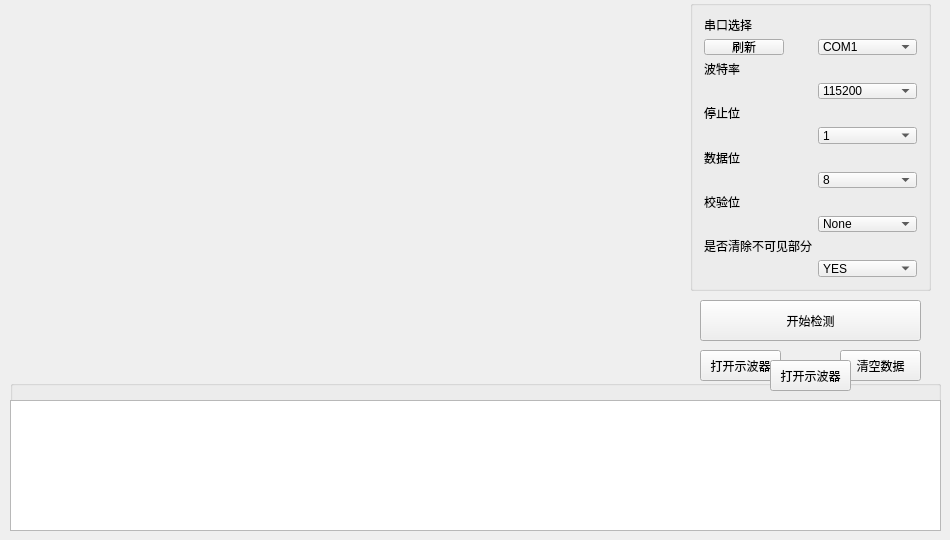
SJKJ0208/-stm32-QT-, file widget.ui: the form before one commit.
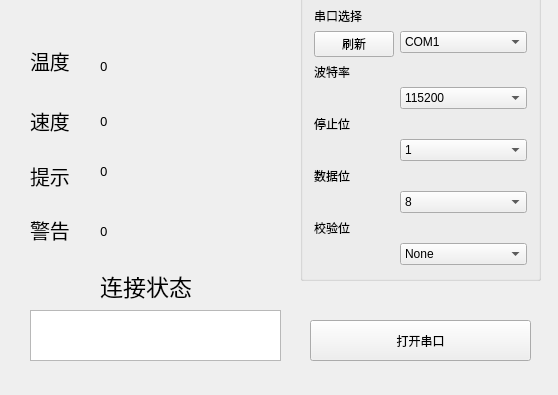
The form after the commit. Icons and pictures are not drawn. Custom widgets are drawn as their Qt base class.

Commit message: 可以使用的模拟上位机

What changed in the file:
```diff
--- a/widget.ui
+++ b/widget.ui
@@ -6,20 +6,20 @@
    <rect>
     <x>0</x>
     <y>0</y>
-    <width>950</width>
-    <height>540</height>
+    <width>558</width>
+    <height>395</height>
    </rect>
   </property>
   <property name="minimumSize">
    <size>
-    <width>950</width>
-    <height>540</height>
+    <width>558</width>
+    <height>395</height>
    </size>
   </property>
   <property name="maximumSize">
    <size>
-    <width>950</width>
-    <height>540</height>
+    <width>558</width>
+    <height>395</height>
    </size>
   </property>
   <property name="windowTitle">
@@ -33,8 +33,8 @@
   <widget class="QGroupBox" name="box_set">
    <property name="geometry">
     <rect>
-     <x>690</x>
-     <y>0</y>
+     <x>300</x>
+     <y>-10</y>
      <width>241</width>
      <height>291</height>
     </rect>
@@ -208,132 +208,203 @@
       </item>
      </widget>
     </item>
-    <item row="15" column="0">
-     <widget class="QLabel" name="label_jiao_2">
-      <property name="text">
-       <string>是否清除不可见部分</string>
-      </property>
-     </widget>
-    </item>
-    <item row="16" column="1">
-     <widget class="QComboBox" name="com_ispop">
-      <property name="currentIndex">
-       <number>0</number>
-      </property>
-      <item>
-       <property name="text">
-        <string>YES</string>
-       </property>
-      </item>
-      <item>
-       <property name="text">
-        <string>NO</string>
-       </property>
-      </item>
-      <item>
-       <property name="text">
-        <string/>
-       </property>
-      </item>
-     </widget>
-    </item>
    </layout>
   </widget>
-  <widget class="QGroupBox" name="box_send">
-   <property name="geometry">
-    <rect>
-     <x>10</x>
-     <y>380</y>
-     <width>931</width>
-     <height>151</height>
-    </rect>
-   </property>
-   <property name="title">
-    <string/>
-   </property>
-   <widget class="QListWidget" name="listWidget">
-    <property name="geometry">
-     <rect>
-      <x>0</x>
-      <y>20</y>
-      <width>931</width>
-      <height>131</height>
-     </rect>
-    </property>
-   </widget>
-  </widget>
   <widget class="QPushButton" name="btn_start_end">
    <property name="geometry">
     <rect>
-     <x>700</x>
-     <y>300</y>
+     <x>310</x>
+     <y>320</y>
      <width>221</width>
      <height>41</height>
     </rect>
    </property>
    <property name="text">
-    <string>开始检测</string>
+    <string>打开串口</string>
    </property>
   </widget>
-  <widget class="QPushButton" name="btn_openocc">
+  <widget class="QLabel" name="label_tin_2">
    <property name="geometry">
     <rect>
-     <x>700</x>
-     <y>350</y>
-     <width>81</width>
-     <height>31</height>
+     <x>30</x>
+     <y>40</y>
+     <width>61</width>
+     <height>41</height>
     </rect>
    </property>
+   <property name="font">
+    <font>
+     <family>Adobe 黑体 Std R</family>
+     <pointsize>15</pointsize>
+    </font>
+   </property>
    <property name="text">
-    <string>打开示波器</string>
+    <string>温度</string>
    </property>
   </widget>
-  <widget class="QPushButton" name="btn_deletedata">
+  <widget class="QLabel" name="label_tin_3">
    <property name="geometry">
     <rect>
-     <x>840</x>
-     <y>350</y>
-     <width>81</width>
+     <x>30</x>
+     <y>100</y>
+     <width>61</width>
+     <height>41</height>
+    </rect>
+   </property>
+   <property name="font">
+    <font>
+     <family>Adobe 黑体 Std R</family>
+     <pointsize>15</pointsize>
+    </font>
+   </property>
+   <property name="text">
+    <string>速度</string>
+   </property>
+  </widget>
+  <widget class="QLabel" name="label_tin_4">
+   <property name="geometry">
+    <rect>
+     <x>30</x>
+     <y>150</y>
+     <width>61</width>
+     <height>51</height>
+    </rect>
+   </property>
+   <property name="font">
+    <font>
+     <family>Adobe 黑体 Std R</family>
+     <pointsize>15</pointsize>
+    </font>
+   </property>
+   <property name="text">
+    <string>提示</string>
+   </property>
+  </widget>
+  <widget class="QLabel" name="label_tin_5">
+   <property name="geometry">
+    <rect>
+     <x>30</x>
+     <y>209</y>
+     <width>61</width>
+     <height>41</height>
+    </rect>
+   </property>
+   <property name="font">
+    <font>
+     <family>Adobe 黑体 Std R</family>
+     <pointsize>15</pointsize>
+    </font>
+   </property>
+   <property name="text">
+    <string>警告</string>
+   </property>
+  </widget>
+  <widget class="QLabel" name="label_tin_7">
+   <property name="geometry">
+    <rect>
+     <x>100</x>
+     <y>50</y>
+     <width>181</width>
      <height>31</height>
     </rect>
    </property>
+   <property name="font">
+    <font>
+     <family>Adobe 黑体 Std R</family>
+     <pointsize>10</pointsize>
+    </font>
+   </property>
    <property name="text">
-    <string>清空数据</string>
+    <string>0</string>
    </property>
   </widget>
-  <widget class="QCustomPlot" name="customplot" native="true">
+  <widget class="QLabel" name="label_tin_8">
    <property name="geometry">
     <rect>
-     <x>10</x>
-     <y>10</y>
-     <width>671</width>
-     <height>371</height>
+     <x>100</x>
+     <y>100</y>
+     <width>181</width>
+     <height>41</height>
     </rect>
    </property>
+   <property name="font">
+    <font>
+     <family>Adobe 黑体 Std R</family>
+     <pointsize>10</pointsize>
+    </font>
+   </property>
+   <property name="text">
+    <string>0</string>
+   </property>
   </widget>
-  <widget class="QPushButton" name="btn_openocc_2">
+  <widget class="QLabel" name="label_tin_9">
    <property name="geometry">
     <rect>
-     <x>770</x>
-     <y>360</y>
-     <width>81</width>
+     <x>100</x>
+     <y>150</y>
+     <width>181</width>
+     <height>41</height>
+    </rect>
+   </property>
+   <property name="font">
+    <font>
+     <family>Adobe 黑体 Std R</family>
+     <pointsize>10</pointsize>
+    </font>
+   </property>
+   <property name="text">
+    <string>0</string>
+   </property>
+  </widget>
+  <widget class="QLabel" name="label_war">
+   <property name="geometry">
+    <rect>
+     <x>100</x>
+     <y>220</y>
+     <width>181</width>
+     <height>21</height>
+    </rect>
+   </property>
+   <property name="font">
+    <font>
+     <family>Adobe 黑体 Std R</family>
+     <pointsize>10</pointsize>
+    </font>
+   </property>
+   <property name="text">
+    <string>0</string>
+   </property>
+  </widget>
+  <widget class="QListWidget" name="listWidget">
+   <property name="geometry">
+    <rect>
+     <x>30</x>
+     <y>310</y>
+     <width>251</width>
+     <height>51</height>
+    </rect>
+   </property>
+  </widget>
+  <widget class="QLabel" name="label_tin_6">
+   <property name="geometry">
+    <rect>
+     <x>100</x>
+     <y>270</y>
+     <width>241</width>
      <height>31</height>
     </rect>
    </property>
+   <property name="font">
+    <font>
+     <pointsize>17</pointsize>
+    </font>
+   </property>
    <property name="text">
-    <string>打开示波器</string>
+    <string>连接状态</string>
    </property>
   </widget>
  </widget>
  <layoutdefault spacing="6" margin="11"/>
- <customwidgets>
-  <customwidget>
-   <class>QCustomPlot</class>
-   <extends>QWidget</extends>
-   <header>qcustomplot.h</header>
-   <container>1</container>
-  </customwidget>
- </customwidgets>
  <resources/>
  <connections/>
 </ui>
```
Left out of the diff: 2 changed lines with no effect on the pictures. The commit also changes 2 other files.
